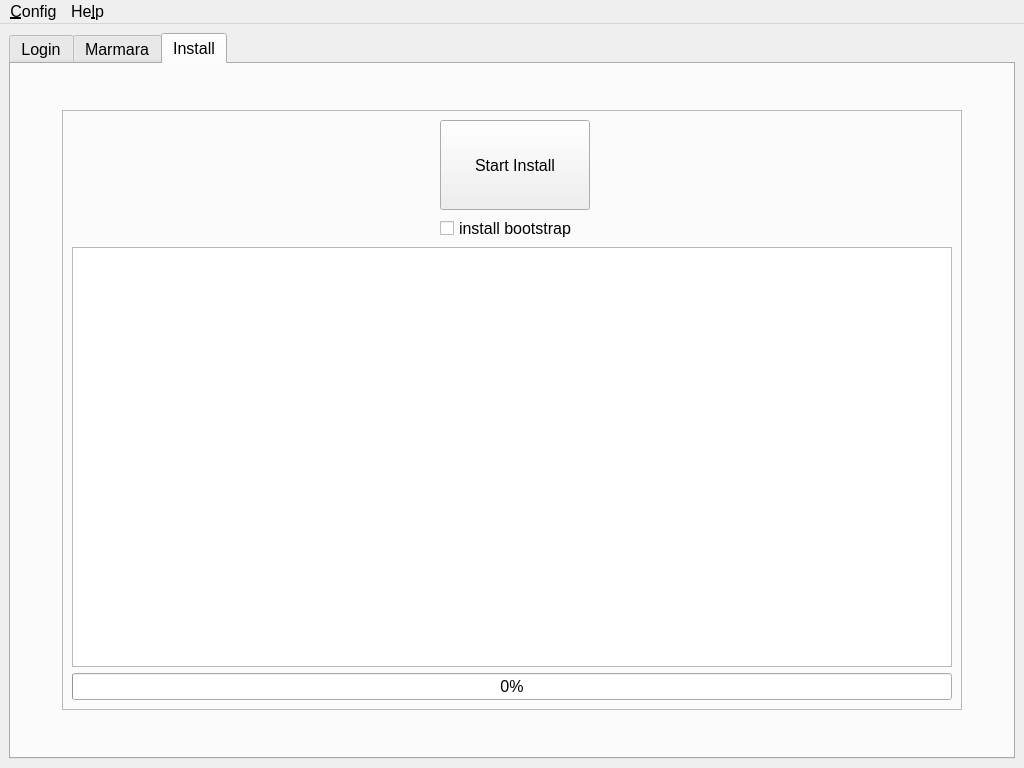
The window that src/main/python/qtguidesign.ui (marmarachain/marmara-connector) describes before a commit, drawn with Qt 5.
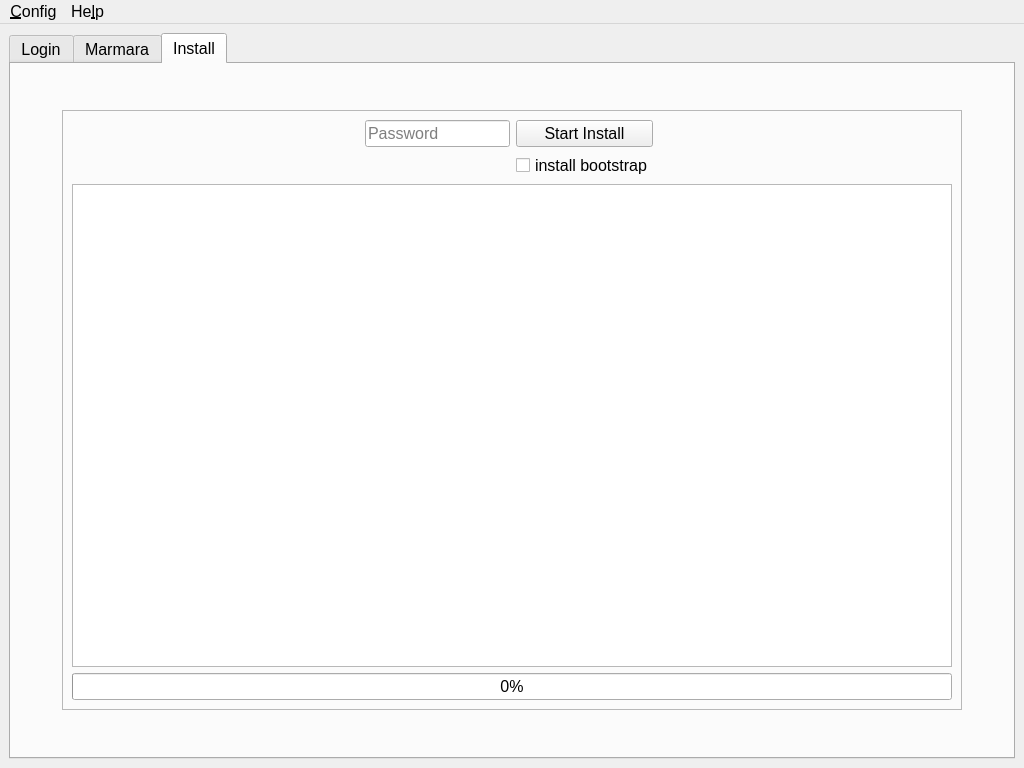
The same window after the commit. The open tabs and pages were chosen to show the change. Icons and pictures are not drawn.

What changed in the file:
```diff
--- a/src/main/python/qtguidesign.ui
+++ b/src/main/python/qtguidesign.ui
@@ -4860,51 +4860,6 @@
            <enum>QFrame::Raised</enum>
           </property>
           <layout class="QGridLayout" name="gridLayout_9">
-           <item row="0" column="0">
-            <spacer name="horizontalSpacer_52">
-             <property name="orientation">
-              <enum>Qt::Horizontal</enum>
-             </property>
-             <property name="sizeHint" stdset="0">
-              <size>
-               <width>40</width>
-               <height>20</height>
-              </size>
-             </property>
-            </spacer>
-           </item>
-           <item row="0" column="3">
-            <spacer name="horizontalSpacer_53">
-             <property name="orientation">
-              <enum>Qt::Horizontal</enum>
-             </property>
-             <property name="sizeHint" stdset="0">
-              <size>
-               <width>40</width>
-               <height>20</height>
-              </size>
-             </property>
-            </spacer>
-           </item>
-           <item row="0" column="2">
-            <widget class="QPushButton" name="start_install_button">
-             <property name="minimumSize">
-              <size>
-               <width>150</width>
-               <height>90</height>
-              </size>
-             </property>
-             <property name="maximumSize">
-              <size>
-               <width>150</width>
-               <height>90</height>
-              </size>
-             </property>
-             <property name="text">
-              <string>Start Install</string>
-             </property>
-            </widget>
-           </item>
            <item row="2" column="0" colspan="4">
             <layout class="QGridLayout" name="gridLayout_6">
              <item row="2" column="0">
@@ -4927,12 +4882,71 @@
              </item>
             </layout>
            </item>
+           <item row="1" column="0">
+            <spacer name="horizontalSpacer_53">
+             <property name="orientation">
+              <enum>Qt::Horizontal</enum>
+             </property>
+             <property name="sizeHint" stdset="0">
+              <size>
+               <width>40</width>
+               <height>20</height>
+              </size>
+             </property>
+            </spacer>
+           </item>
+           <item row="1" column="1">
+            <layout class="QGridLayout" name="gridLayout_12">
+             <item row="2" column="1">
+              <widget class="QCheckBox" name="checkBox">
+               <property name="text">
+                <string>install bootstrap</string>
+               </property>
+              </widget>
+             </item>
+             <item row="1" column="1">
+              <widget class="QPushButton" name="start_install_button">
+               <property name="minimumSize">
+                <size>
+                 <width>0</width>
+                 <height>0</height>
+                </size>
+               </property>
+               <property name="maximumSize">
+                <size>
+                 <width>16777215</width>
+                 <height>16777215</height>
+                </size>
+               </property>
+               <property name="text">
+                <string>Start Install</string>
+               </property>
+              </widget>
+             </item>
+             <item row="1" column="0">
+              <widget class="QLineEdit" name="sudo_password_lineEdit">
+               <property name="echoMode">
+                <enum>QLineEdit::Password</enum>
+               </property>
+               <property name="placeholderText">
+                <string>Password</string>
+               </property>
+              </widget>
+             </item>
+            </layout>
+           </item>
            <item row="1" column="2">
-            <widget class="QCheckBox" name="checkBox">
-             <property name="text">
-              <string>install bootstrap</string>
+            <spacer name="horizontalSpacer_54">
+             <property name="orientation">
+              <enum>Qt::Horizontal</enum>
              </property>
-            </widget>
+             <property name="sizeHint" stdset="0">
+              <size>
+               <width>40</width>
+               <height>20</height>
+              </size>
+             </property>
+            </spacer>
            </item>
           </layout>
          </widget>
```
Left out of the diff: 3 changed lines with no effect on the pictures.
